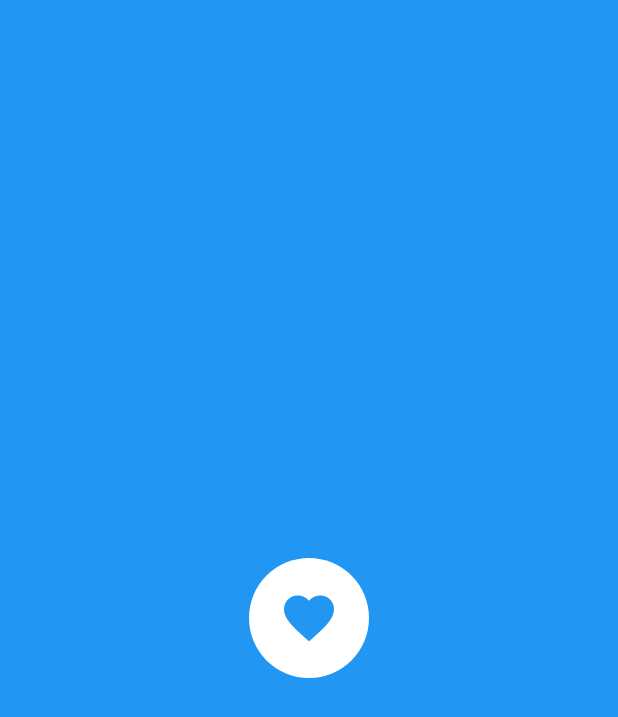
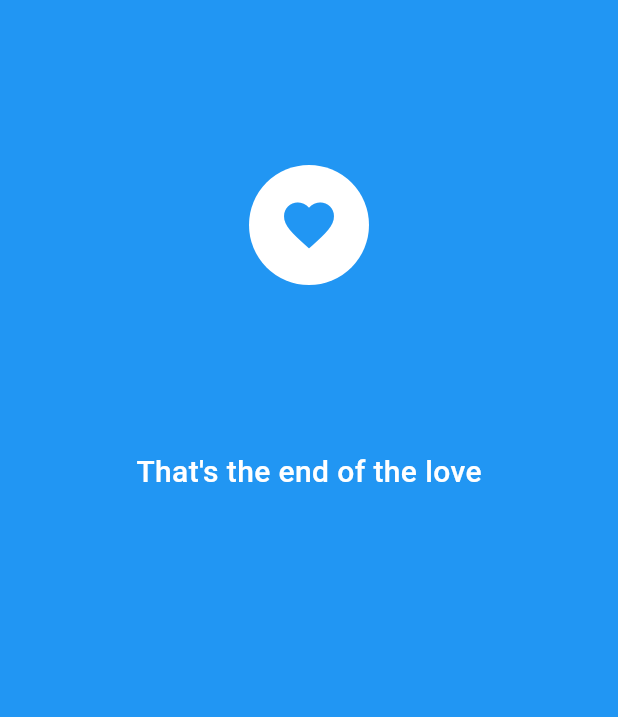
Before and after one commit to Tosin8/animation_playlist, a Flutter app: the screen it shows after launch, on a phone screen of 412 x 824 dp. Shown: the top 717 px of the screen. Run offline on Flutter 3.47's test engine with Material 2 defaults, Android fonts, the phone set to English and light mode, and no system bars; drawn by our look-alikes of avatar_glow.

Commit message:
Update glow_animation.dart

```diff
--- a/lib/pub_dev/glow_animation.dart
+++ b/lib/pub_dev/glow_animation.dart
@@ -14,6 +14,9 @@ class _Avatar_GlowState extends State<Avatar_Glow> {
     return Scaffold(
       backgroundColor: Colors.blue,
       body: Center(
+        child: Column(children: [
+          Padding(
+            padding: const EdgeInsets.symmetric(vertical: 30),
             child: AvatarGlow(
                 glowColor: Colors.white,
                 endRadius: 120,
@@ -25,7 +28,8 @@ class _Avatar_GlowState extends State<Avatar_Glow> {
                   height: 80,
                   width: 80,
                   decoration: BoxDecoration(
-                  color: Colors.white, borderRadius: BorderRadius.circular(99)),
+                      color: Colors.white,
+                      borderRadius: BorderRadius.circular(99)),
                   child: const Icon(
                     Icons.favorite,
                     color: Colors.blue,
@@ -33,6 +37,13 @@ class _Avatar_GlowState extends State<Avatar_Glow> {
                   ),
                 )),
           ),
+          const Text(
+            'That\'s the end of the love',
+            style: TextStyle(
+                fontSize: 20, fontWeight: FontWeight.w500, color: Colors.white),
+          ),
+        ]),
+      ),
     );
   }
 }
```
Lines whose indentation alone changed are shown as unchanged.
